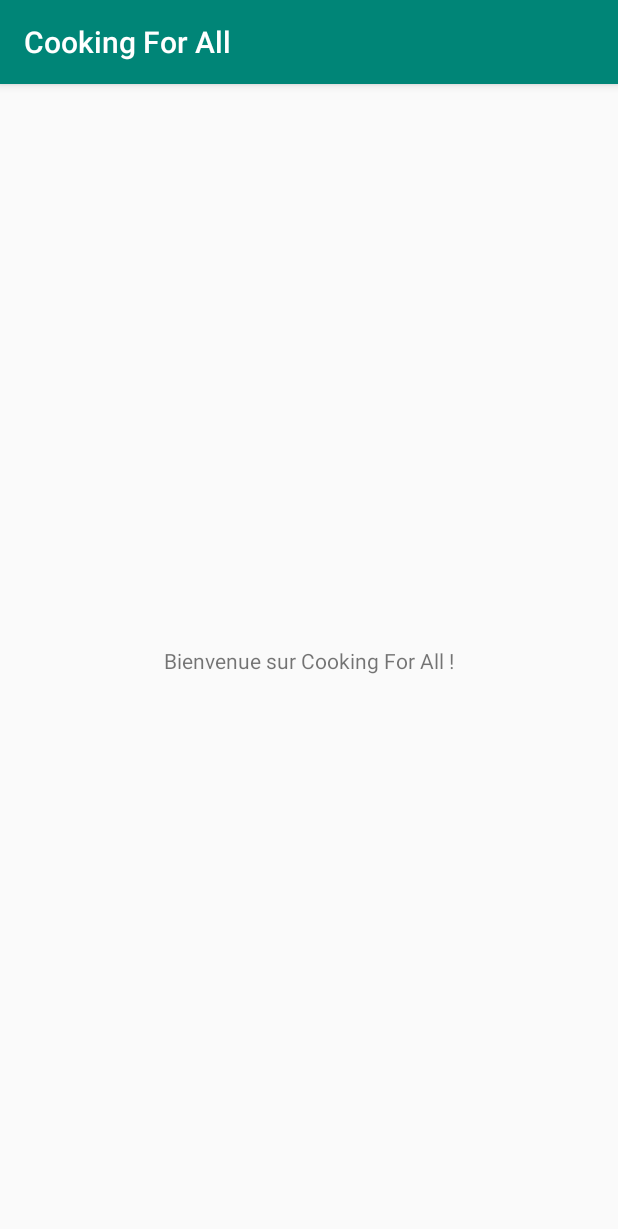
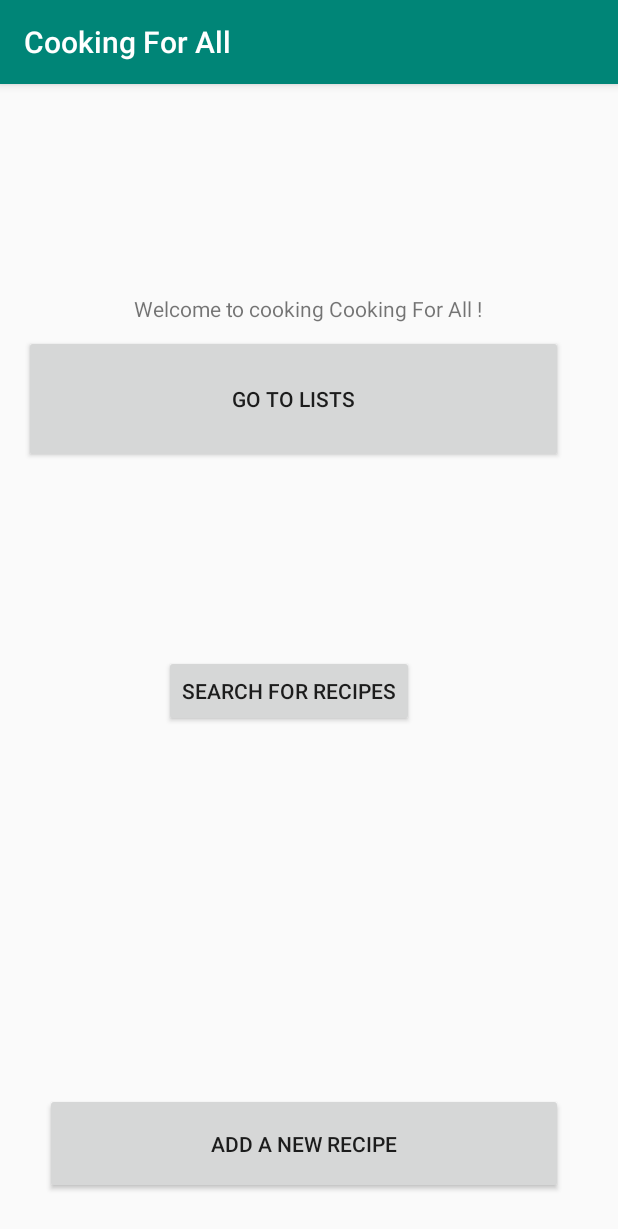
Before and after one commit to phrougerie/cooking_for_all, an Android app: the screen it shows after launch (MainActivity), on a phone screen of 412 x 824 dp. Shown: the top 1229 px of the screen. Run offline under Robolectric (Android 15) with nearby library versions, the phone set to English and light mode, and no system bars.

Commit message:
Decouverte d'Android studio. Ajout de quelqies boutons et test de responsivité. Classe Recipe commencée.

```diff
--- a/Code/app/src/main/java/com/example/cookingforall/MainActivity.java
+++ b/Code/app/src/main/java/com/example/cookingforall/MainActivity.java
@@ -9,5 +9,8 @@ public class MainActivity extends AppCompatActivity {
     protected void onCreate(Bundle savedInstanceState) {
         super.onCreate(savedInstanceState);
         setContentView(R.layout.activity_main);
+        findViewById(R.id.listing);
     }
+
+
 }
--- /dev/null
+++ b/Code/app/src/main/java/com/example/cookingforall/Modele/Recipe.java
@@ -0,0 +1,12 @@
+package com.example.cookingforall.Modele;
+
+import android.media.Image;
+
+public class Recipe {
+    private String ingredient[];
+    private String steps[];
+    private Image photos[];
+
+
+
+}
--- a/Code/app/src/main/res/layout/activity_main.xml
+++ b/Code/app/src/main/res/layout/activity_main.xml
@@ -6,14 +6,65 @@
     android:layout_height="match_parent"
     tools:context=".MainActivity">
 
+
     <TextView
+        android:id="@+id/title"
         android:layout_width="wrap_content"
         android:layout_height="wrap_content"
+        android:layout_marginBottom="8dp"
         android:text="@string/welcome"
+        app:layout_constraintBottom_toTopOf="@+id/listing"
+        app:layout_constraintHorizontal_bias="0.497"
+        app:layout_constraintLeft_toLeftOf="parent"
+        app:layout_constraintRight_toRightOf="parent" />
+
+    <Button
+        android:id="@+id/listing"
+        android:layout_width="359dp"
+        android:layout_height="85dp"
+        android:layout_marginStart="8dp"
+        android:layout_marginLeft="8dp"
+        android:layout_marginEnd="16dp"
+        android:layout_marginRight="16dp"
+        android:layout_marginBottom="128dp"
+        android:text="@string/listing"
+        app:layout_constraintBottom_toTopOf="@+id/searchRecipe"
+        app:layout_constraintEnd_toEndOf="parent"
+        app:layout_constraintHorizontal_bias="0.285"
+        app:layout_constraintStart_toStartOf="parent"
+        tools:ignore="MissingConstraints" />
+
+    <Button
+        android:id="@+id/addRecipe"
+        android:layout_width="345dp"
+        android:layout_height="67dp"
+        android:layout_marginStart="8dp"
+        android:layout_marginLeft="8dp"
+
+        android:layout_marginEnd="8dp"
+        android:layout_marginRight="8dp"
+        android:layout_marginBottom="28dp"
+        android:text="@string/addIngredient"
         app:layout_constraintBottom_toBottomOf="parent"
-        app:layout_constraintLeft_toLeftOf="parent"
-        app:layout_constraintRight_toRightOf="parent"
-        app:layout_constraintTop_toTopOf="parent"
-        />
+        app:layout_constraintEnd_toEndOf="parent"
+        app:layout_constraintHorizontal_bias="0.44"
+        app:layout_constraintStart_toStartOf="parent" />
+
+    <Button
+        android:id="@+id/searchRecipe"
+        android:layout_width="wrap_content"
+        android:layout_height="wrap_content"
+        android:layout_marginStart="8dp"
+        android:layout_marginLeft="8dp"
+        android:layout_marginEnd="8dp"
+        android:layout_marginRight="8dp"
+        android:layout_marginBottom="244dp"
+        android:text="@string/searchRecipe"
+        app:layout_constraintBottom_toTopOf="@+id/addRecipe"
+        app:layout_constraintEnd_toEndOf="parent"
+        app:layout_constraintHorizontal_bias="0.441"
+        app:layout_constraintStart_toStartOf="parent"
+        tools:ignore="MissingConstraints" />
+
 
 </android.support.constraint.ConstraintLayout>
--- a/Code/app/src/main/res/values/strings.xml
+++ b/Code/app/src/main/res/values/strings.xml
@@ -1,4 +1,7 @@
 <resources>
     <string name="app_name">Cooking For All</string>
-    <string name="welcome">Bienvenue sur Cooking For All !</string>
+    <string name="welcome">Welcome to cooking Cooking For All !</string>
+    <string name="listing">Go to lists</string>
+    <string name="addIngredient">Add a new recipe</string>
+    <string name="searchRecipe">Search for recipes</string>
 </resources>
```
Also changed, not shown: 4 other files.
